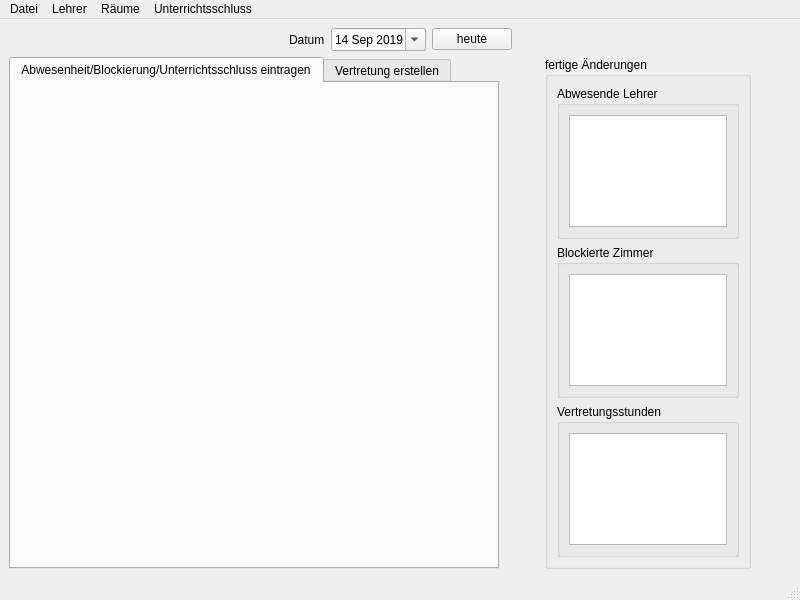
This is alternativeWindow.ui in LordMuetze/InformatikVertretungsplan as Qt 5 draws it before an edit. The edited form follows.
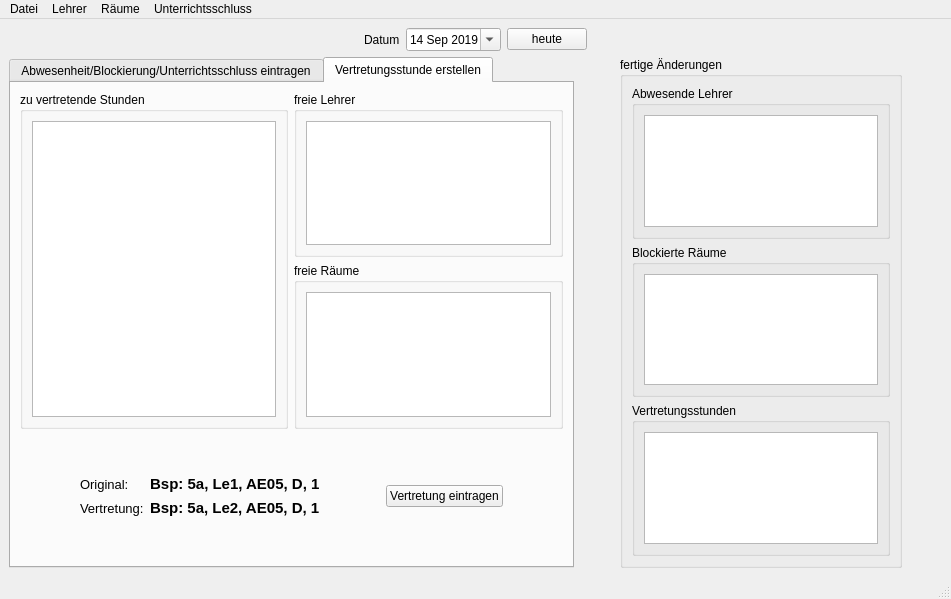
This is the edited form. The open tabs and pages were chosen to show the change.

Commit message: CHG: updated alternativeWindow

```diff
--- a/alternativeWindow.ui
+++ b/alternativeWindow.ui
@@ -6,8 +6,8 @@
    <rect>
     <x>0</x>
     <y>0</y>
-    <width>800</width>
-    <height>600</height>
+    <width>951</width>
+    <height>599</height>
    </rect>
   </property>
   <property name="windowTitle">
@@ -16,7 +16,7 @@
   <widget class="QWidget" name="centralwidget">
    <layout class="QVBoxLayout" name="verticalLayout_5">
     <item>
-     <layout class="QHBoxLayout" name="horizontalLayout">
+     <layout class="QHBoxLayout" name="horizontalLayout_datum">
       <item>
        <spacer name="horizontalSpacer_4">
         <property name="orientation">
@@ -31,14 +31,14 @@
        </spacer>
       </item>
       <item>
-       <widget class="QLabel" name="label">
+       <widget class="QLabel" name="lbl_Datum">
         <property name="text">
          <string>Datum</string>
         </property>
        </widget>
       </item>
       <item>
-       <widget class="QDateEdit" name="dateEdit">
+       <widget class="QDateEdit" name="de_mainDatum">
         <property name="dateTime">
          <datetime>
           <hour>0</hour>
@@ -65,7 +65,7 @@
        </widget>
       </item>
       <item>
-       <widget class="QPushButton" name="pushButton">
+       <widget class="QPushButton" name="btn_datumHeute">
         <property name="text">
          <string>heute</string>
         </property>
@@ -109,63 +109,173 @@
         <property name="currentIndex">
          <number>1</number>
         </property>
-        <widget class="QWidget" name="tab_2">
+        <widget class="QWidget" name="tab_1">
          <attribute name="title">
           <string>Abwesenheit/Blockierung/Unterrichtsschluss eintragen</string>
          </attribute>
         </widget>
-        <widget class="QWidget" name="tab">
+        <widget class="QWidget" name="tab_2">
          <attribute name="title">
-          <string>Vertretung erstellen</string>
+          <string>Vertretungsstunde erstellen</string>
          </attribute>
          <layout class="QHBoxLayout" name="horizontalLayout_11">
           <item>
            <layout class="QVBoxLayout" name="verticalLayout_6">
             <item>
-             <widget class="QGroupBox" name="groupBox">
-              <property name="title">
-               <string>zu vertretende Stunden</string>
-              </property>
-              <layout class="QHBoxLayout" name="horizontalLayout_4">
-               <item>
-                <widget class="QListView" name="listView_4"/>
-               </item>
-              </layout>
-             </widget>
-            </item>
-            <item>
-             <layout class="QGridLayout" name="gridLayout_2">
-              <item row="0" column="1">
-               <widget class="QGroupBox" name="groupBox_3">
+             <layout class="QHBoxLayout" name="horizontalLayout_4">
+              <item>
+               <widget class="QGroupBox" name="gb_problemStunden">
                 <property name="title">
-                 <string>freie Zimmer</string>
+                 <string>zu vertretende Stunden</string>
                 </property>
-                <layout class="QHBoxLayout" name="horizontalLayout_5">
+                <layout class="QHBoxLayout" name="horizontalLayout">
                  <item>
-                  <widget class="QListView" name="listView_6"/>
+                  <widget class="QTableView" name="tv_problemStunden"/>
                  </item>
                 </layout>
                </widget>
               </item>
-              <item row="0" column="0">
-               <widget class="QGroupBox" name="groupBox_2">
-                <property name="title">
-                 <string>freie Lehrer</string>
-                </property>
-                <layout class="QHBoxLayout" name="horizontalLayout_6">
-                 <item>
-                  <widget class="QListView" name="listView_5"/>
-                 </item>
-                </layout>
-               </widget>
-              </item>
-              <item row="1" column="0">
-               <layout class="QHBoxLayout" name="horizontalLayout_10"/>
+              <item>
+               <layout class="QVBoxLayout" name="verticalLayout_8">
+                <item>
+                 <widget class="QGroupBox" name="gb_freieLehrer">
+                  <property name="title">
+                   <string>freie Lehrer</string>
+                  </property>
+                  <layout class="QHBoxLayout" name="horizontalLayout_5">
+                   <item>
+                    <widget class="QTableView" name="tv_freieLehrer"/>
+                   </item>
+                  </layout>
+                 </widget>
+                </item>
+                <item>
+                 <widget class="QGroupBox" name="gb_freieRaeume">
+                  <property name="title">
+                   <string>freie Räume</string>
+                  </property>
+                  <layout class="QHBoxLayout" name="horizontalLayout_6">
+                   <item>
+                    <widget class="QTableView" name="tv_freieRaeume"/>
+                   </item>
+                  </layout>
+                 </widget>
+                </item>
+               </layout>
               </item>
              </layout>
             </item>
             <item>
              <layout class="QHBoxLayout" name="horizontalLayout_3">
+              <item>
+               <spacer name="horizontalSpacer_7">
+                <property name="orientation">
+                 <enum>Qt::Horizontal</enum>
+                </property>
+                <property name="sizeHint" stdset="0">
+                 <size>
+                  <width>40</width>
+                  <height>20</height>
+                 </size>
+                </property>
+               </spacer>
+              </item>
+              <item>
+               <layout class="QVBoxLayout" name="verticalLayout_9">
+                <item>
+                 <spacer name="verticalSpacer_2">
+                  <property name="orientation">
+                   <enum>Qt::Vertical</enum>
+                  </property>
+                  <property name="sizeType">
+                   <enum>QSizePolicy::Minimum</enum>
+                  </property>
+                  <property name="sizeHint" stdset="0">
+                   <size>
+                    <width>20</width>
+                    <height>40</height>
+                   </size>
+                  </property>
+                 </spacer>
+                </item>
+                <item>
+                 <layout class="QHBoxLayout" name="horizontalLayout_10">
+                  <item>
+                   <widget class="QLabel" name="lbl_originalstundeTitle">
+                    <property name="font">
+                     <font>
+                      <pointsize>10</pointsize>
+                     </font>
+                    </property>
+                    <property name="text">
+                     <string>Original:</string>
+                    </property>
+                   </widget>
+                  </item>
+                  <item>
+                   <widget class="QLabel" name="lbl_originalstundeContent">
+                    <property name="font">
+                     <font>
+                      <pointsize>11</pointsize>
+                      <weight>75</weight>
+                      <bold>true</bold>
+                     </font>
+                    </property>
+                    <property name="text">
+                     <string> Bsp: 5a, Le1, AE05, D, 1</string>
+                    </property>
+                   </widget>
+                  </item>
+                 </layout>
+                </item>
+                <item>
+                 <layout class="QHBoxLayout" name="horizontalLayout_14">
+                  <item>
+                   <widget class="QLabel" name="lbl_vertretungstundeTitle">
+                    <property name="font">
+                     <font>
+                      <pointsize>10</pointsize>
+                     </font>
+                    </property>
+                    <property name="text">
+                     <string>Vertretung:</string>
+                    </property>
+                   </widget>
+                  </item>
+                  <item>
+                   <widget class="QLabel" name="lbl_vertretungsstundeContent">
+                    <property name="font">
+                     <font>
+                      <pointsize>11</pointsize>
+                      <weight>75</weight>
+                      <bold>true</bold>
+                     </font>
+                    </property>
+                    <property name="text">
+                     <string>Bsp: 5a, Le2, AE05, D, 1</string>
+                    </property>
+                   </widget>
+                  </item>
+                 </layout>
+                </item>
+                <item>
+                 <spacer name="verticalSpacer_3">
+                  <property name="orientation">
+                   <enum>Qt::Vertical</enum>
+                  </property>
+                  <property name="sizeType">
+                   <enum>QSizePolicy::Minimum</enum>
+                  </property>
+                  <property name="sizeHint" stdset="0">
+                   <size>
+                    <width>20</width>
+                    <height>40</height>
+                   </size>
+                  </property>
+                 </spacer>
+                </item>
+               </layout>
+              </item>
               <item>
                <spacer name="horizontalSpacer_2">
                 <property name="orientation">
@@ -236,7 +346,7 @@
            </property>
            <layout class="QHBoxLayout" name="horizontalLayout_7">
             <item>
-             <widget class="QListView" name="listView"/>
+             <widget class="QTableView" name="lv_abwesendeLehrer"/>
             </item>
            </layout>
           </widget>
@@ -244,11 +354,11 @@
          <item>
           <widget class="QGroupBox" name="groupBox_6">
            <property name="title">
-            <string>Blockierte Zimmer</string>
+            <string>Blockierte Räume</string>
            </property>
            <layout class="QHBoxLayout" name="horizontalLayout_8">
             <item>
-             <widget class="QListView" name="listView_2"/>
+             <widget class="QTableView" name="tv_blockierteRaeume"/>
             </item>
            </layout>
           </widget>
@@ -260,7 +370,7 @@
            </property>
            <layout class="QHBoxLayout" name="horizontalLayout_9">
             <item>
-             <widget class="QListView" name="listView_3"/>
+             <widget class="QTableView" name="tv_vertretungsstunden"/>
             </item>
            </layout>
           </widget>
@@ -293,7 +403,7 @@
     <rect>
      <x>0</x>
      <y>0</y>
-     <width>800</width>
+     <width>951</width>
      <height>21</height>
     </rect>
    </property>
```
Left out of the diff: 12 changed lines with no effect on the pictures.
